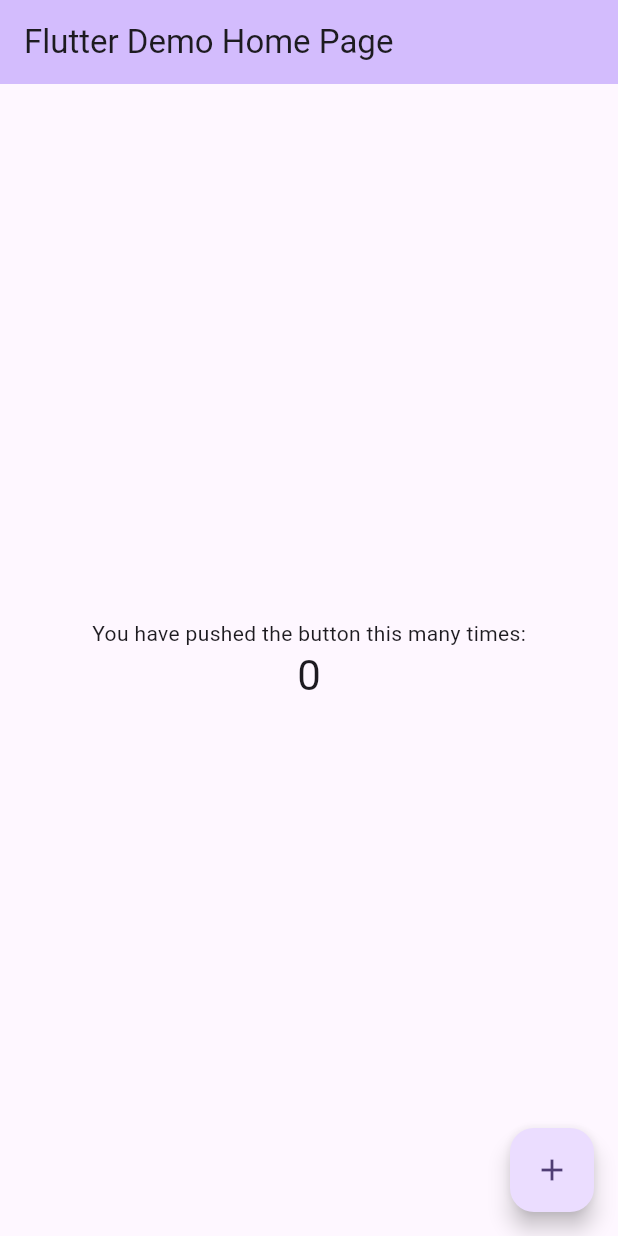
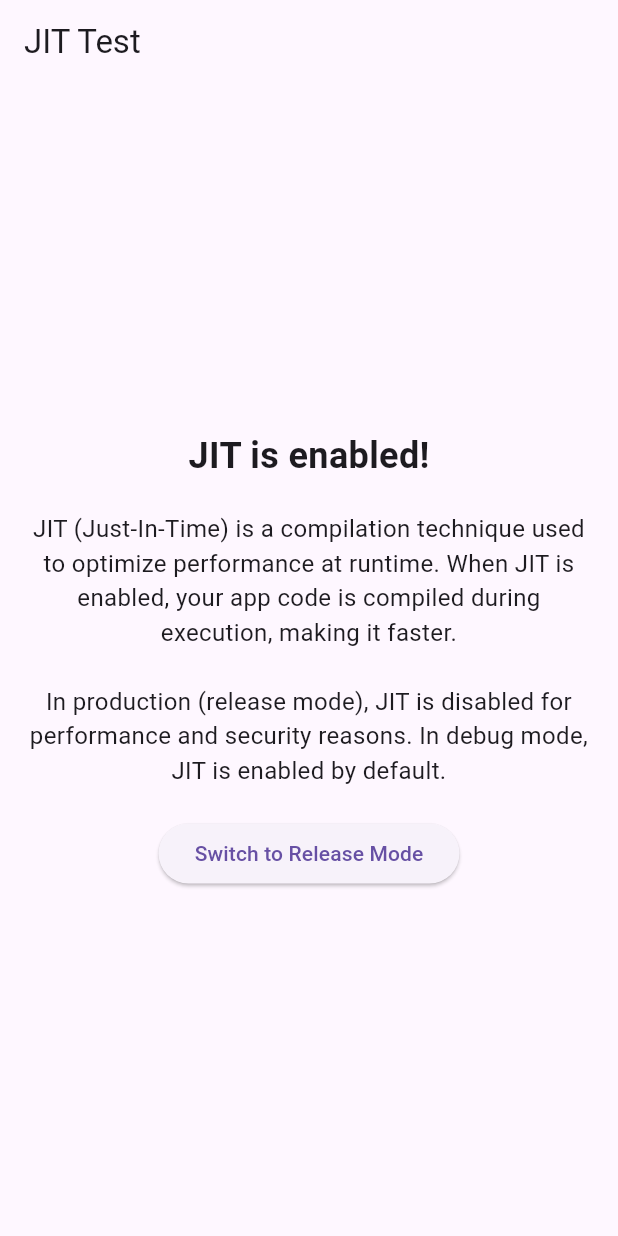
Before and after one commit to ipadThatJailbreaksLol/jitted, a Flutter app: the screen it shows after launch, on a phone screen of 412 x 824 dp. Run offline on Flutter 3.47's test engine with Material 3 defaults, Android fonts, the phone set to English and light mode, and no system bars.

Commit message:
Added toggle for JIT mode

```diff
--- a/lib/main.dart
+++ b/lib/main.dart
@@ -1,122 +1,77 @@
 import 'package:flutter/material.dart';
 
 void main() {
-  runApp(const MyApp());
+  runApp(MyApp());
 }
 
-class MyApp extends StatelessWidget {
-  const MyApp({super.key});
+class MyApp extends StatefulWidget {
+  @override
+  _MyAppState createState() => _MyAppState();
+}
 
-  // This widget is the root of your application.
+class _MyAppState extends State<MyApp> {
+  bool isDebugMode = true;  // Toggle between debug and release mode
+
   @override
   Widget build(BuildContext context) {
     return MaterialApp(
-      title: 'Flutter Demo',
+      title: 'JIT Test',
       theme: ThemeData(
-        // This is the theme of your application.
-        //
-        // TRY THIS: Try running your application with "flutter run". You'll see
-        // the application has a purple toolbar. Then, without quitting the app,
-        // try changing the seedColor in the colorScheme below to Colors.green
-        // and then invoke "hot reload" (save your changes or press the "hot
-        // reload" button in a Flutter-supported IDE, or press "r" if you used
-        // the command line to start the app).
-        //
-        // Notice that the counter didn't reset back to zero; the application
-        // state is not lost during the reload. To reset the state, use hot
-        // restart instead.
-        //
-        // This works for code too, not just values: Most code changes can be
-        // tested with just a hot reload.
-        colorScheme: ColorScheme.fromSeed(seedColor: Colors.deepPurple),
+        primarySwatch: Colors.blue,
       ),
-      home: const MyHomePage(title: 'Flutter Demo Home Page'),
+      home: MyHomePage(
+        isDebugMode: isDebugMode,
+        onToggle: () {
+          setState(() {
+            isDebugMode = !isDebugMode;
+          });
+        },
+      ),
     );
   }
 }
 
-class MyHomePage extends StatefulWidget {
-  const MyHomePage({super.key, required this.title});
+class MyHomePage extends StatelessWidget {
+  final bool isDebugMode;
+  final VoidCallback onToggle;
 
-  // This widget is the home page of your application. It is stateful, meaning
-  // that it has a State object (defined below) that contains fields that affect
-  // how it looks.
-
-  // This class is the configuration for the state. It holds the values (in this
-  // case the title) provided by the parent (in this case the App widget) and
-  // used by the build method of the State. Fields in a Widget subclass are
-  // always marked "final".
-
-  final String title;
-
-  @override
-  State<MyHomePage> createState() => _MyHomePageState();
-}
-
-class _MyHomePageState extends State<MyHomePage> {
-  int _counter = 0;
-
-  void _incrementCounter() {
-    setState(() {
-      // This call to setState tells the Flutter framework that something has
-      // changed in this State, which causes it to rerun the build method below
-      // so that the display can reflect the updated values. If we changed
-      // _counter without calling setState(), then the build method would not be
-      // called again, and so nothing would appear to happen.
-      _counter++;
-    });
-  }
+  MyHomePage({required this.isDebugMode, required this.onToggle});
 
   @override
   Widget build(BuildContext context) {
-    // This method is rerun every time setState is called, for instance as done
-    // by the _incrementCounter method above.
-    //
-    // The Flutter framework has been optimized to make rerunning build methods
-    // fast, so that you can just rebuild anything that needs updating rather
-    // than having to individually change instances of widgets.
     return Scaffold(
-      appBar: AppBar(
-        // TRY THIS: Try changing the color here to a specific color (to
-        // Colors.amber, perhaps?) and trigger a hot reload to see the AppBar
-        // change color while the other colors stay the same.
-        backgroundColor: Theme.of(context).colorScheme.inversePrimary,
-        // Here we take the value from the MyHomePage object that was created by
-        // the App.build method, and use it to set our appbar title.
-        title: Text(widget.title),
-      ),
-      body: Center(
-        // Center is a layout widget. It takes a single child and positions it
-        // in the middle of the parent.
-        child: Column(
-          // Column is also a layout widget. It takes a list of children and
-          // arranges them vertically. By default, it sizes itself to fit its
-          // children horizontally, and tries to be as tall as its parent.
-          //
-          // Column has various properties to control how it sizes itself and
-          // how it positions its children. Here we use mainAxisAlignment to
-          // center the children vertically; the main axis here is the vertical
-          // axis because Columns are vertical (the cross axis would be
-          // horizontal).
-          //
-          // TRY THIS: Invoke "debug painting" (choose the "Toggle Debug Paint"
-          // action in the IDE, or press "p" in the console), to see the
-          // wireframe for each widget.
-          mainAxisAlignment: MainAxisAlignment.center,
-          children: <Widget>[
-            const Text('You have pushed the button this many times:'),
-            Text(
-              '$_counter',
-              style: Theme.of(context).textTheme.headlineMedium,
-            ),
-          ],
+      appBar: AppBar(title: Text("JIT Test")),
+      body: Padding(
+        padding: const EdgeInsets.all(16.0),
+        child: Center(
+          child: Column(
+            mainAxisAlignment: MainAxisAlignment.center,
+            children: [
+              // Display JIT status
+              Text(
+                isDebugMode ? "JIT is enabled!" : "JIT is not available",
+                style: TextStyle(fontSize: 24, fontWeight: FontWeight.bold),
+              ),
+              SizedBox(height: 20),
+              // More explanation about JIT
+              Text(
+                "JIT (Just-In-Time) is a compilation technique used to optimize performance at runtime. "
+                "When JIT is enabled, your app code is compiled during execution, making it faster.\n\n"
+                "In production (release mode), JIT is disabled for performance and security reasons. "
+                "In debug mode, JIT is enabled by default.",
+                textAlign: TextAlign.center,
+                style: TextStyle(fontSize: 16),
+              ),
+              SizedBox(height: 20),
+              // Toggle button to switch between debug/release mode
+              ElevatedButton(
+                onPressed: onToggle,
+                child: Text(isDebugMode ? "Switch to Release Mode" : "Switch to Debug Mode"),
+              ),
+            ],
+          ),
         ),
       ),
-      floatingActionButton: FloatingActionButton(
-        onPressed: _incrementCounter,
-        tooltip: 'Increment',
-        child: const Icon(Icons.add),
-      ), // This trailing comma makes auto-formatting nicer for build methods.
     );
   }
 }
```
